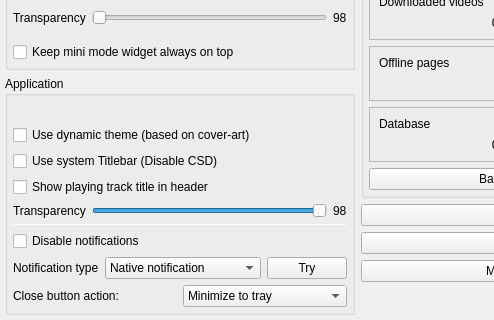
keshavbhatt/olivia, file settings.ui: the form before one commit; both pictures show x 0 to 494 and y 296 to 616 of the 712 by 616 pixel window.
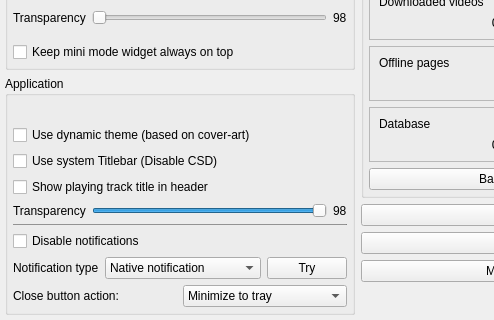
The form after the commit. Icons and pictures are not drawn. Custom widgets are drawn as their Qt base class.

Commit message: fix harsh bg color of hline separator in setting widget

Patch:
```diff
--- a/settings.ui
+++ b/settings.ui
@@ -62,7 +62,7 @@
       <property name="geometry">
        <rect>
         <x>0</x>
-        <y>-35</y>
+        <y>0</y>
         <width>696</width>
         <height>646</height>
        </rect>
@@ -432,6 +432,9 @@
                    <height>1</height>
                   </size>
                  </property>
+                 <property name="styleSheet">
+                  <string notr="true">background-color: #808080;</string>
+                 </property>
                  <property name="orientation">
                   <enum>Qt::Horizontal</enum>
                  </property>
```
